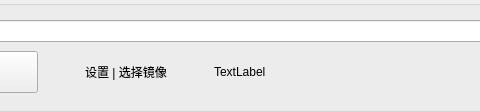
The window that gui/src/widgets/BurningControlWindow.ui (kendryte/BurningTool) describes before a commit, drawn with Qt 5; both pictures show x 106 to 586 and y 0 to 112 of the 975 by 112 pixel window.
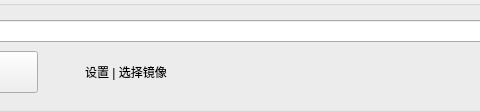
The same window after the commit. Icons and pictures are not drawn. Custom widgets are drawn as their Qt base class.

Commit message: 优化了配置界面的逻辑

```diff
--- a/gui/src/widgets/BurningControlWindow.ui
+++ b/gui/src/widgets/BurningControlWindow.ui
@@ -119,7 +119,7 @@
      <item>
       <widget class="QLabel" name="testStatus">
        <property name="text">
-        <string>TextLabel</string>
+        <string/>
        </property>
       </widget>
      </item>
```
The commit also changes 6 other files.
